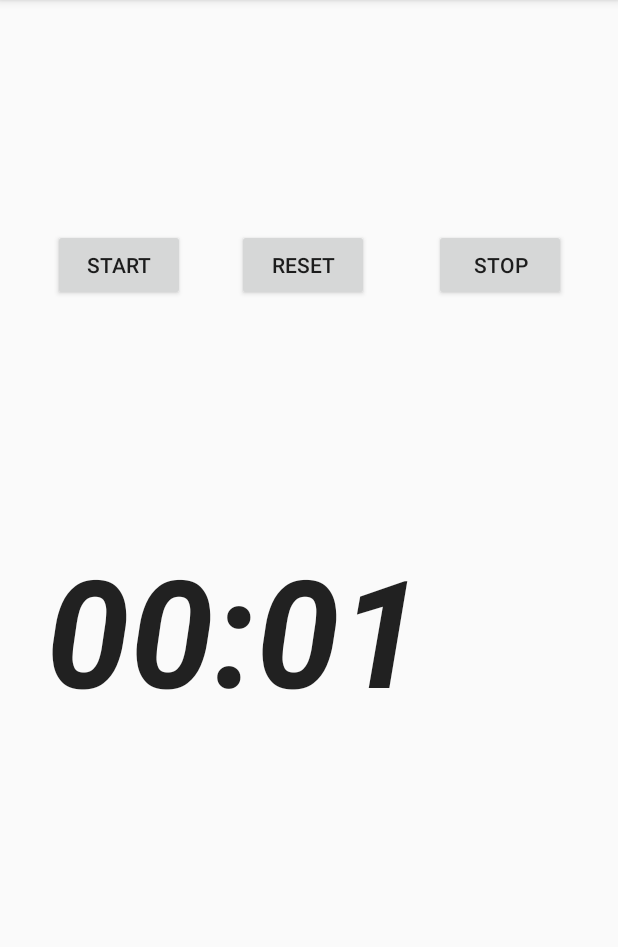
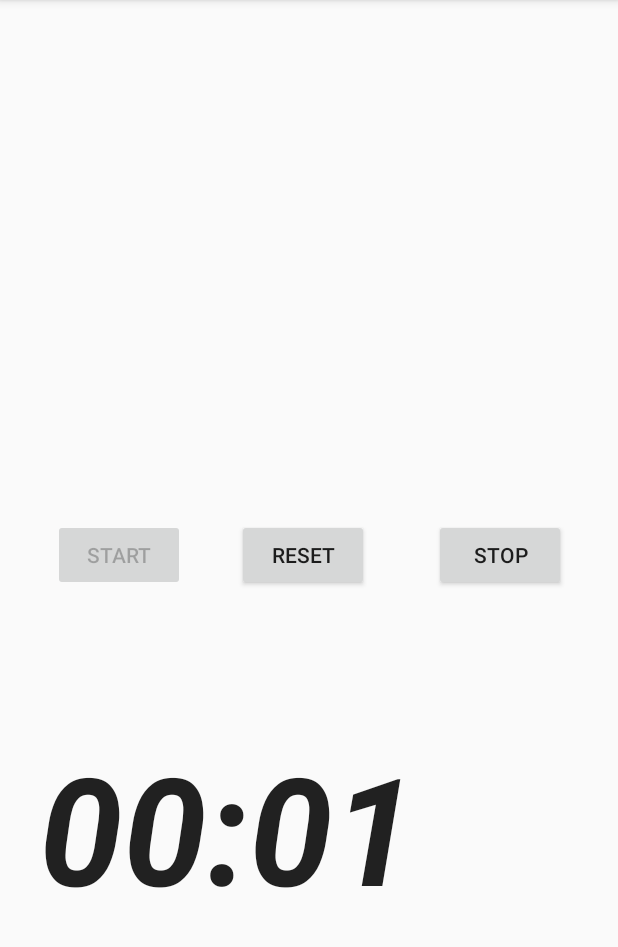
Before and after one commit to zignatious/STOPWATCH, an Android app: the screen it shows after launch (MainActivity), after a tap on "START", on a phone screen of 412 x 824 dp, the part 84-1031 px from its top. Run offline under Robolectric (Android 15) with nearby library versions, the phone set to English and light mode, and no system bars.

```diff
--- a/app/src/main/java/com/example/myapplication/MainActivity.java
+++ b/app/src/main/java/com/example/myapplication/MainActivity.java
@@ -1,6 +1,4 @@
 package com.example.myapplication;
-
-import androidx.appcompat.app.AppCompatActivity;
 
 import android.os.Bundle;
 import android.os.SystemClock;
@@ -9,15 +7,23 @@ import android.view.View;
 import android.widget.Button;
 import android.widget.Chronometer;
 
+import androidx.annotation.NonNull;
+import androidx.appcompat.app.AppCompatActivity;
+
 public class MainActivity extends AppCompatActivity {
 
     public static final String TAG = MainActivity.class.getSimpleName();
-
+    public static final String KEY_CHRONOMETER_BASE = "chronometer base";
+    public static final String KEY_CHRONOMETER_ON = "chronometer on";
+    public static final String KEY_CHRONOMETER_NICE = "chronometer real time";
     private Button start;
     private Button stop;
     private Button reset;
     private Chronometer timer;
     private long base = 0;
+    private int isRunning;
+
+
 
     @Override
     protected void onCreate(Bundle savedInstanceState) {
@@ -26,22 +32,55 @@ public class MainActivity extends AppCompatActivity {
         wireWidgets();
         setListeners();
         Log.d(TAG, "onCreate: ");
+
+        if (savedInstanceState != null) {
+            timer.setBase(savedInstanceState.getLong(KEY_CHRONOMETER_BASE));
+            //if (savedInstanceState.getInt(KEY_CHRONOMETER_ON) == 1)
+
+                timer.start();
+        }
+//        else{
+//            base = savedInstanceState.getLong(KEY_CHRONOMETER_NICE);
+//            timer.setBase(savedInstanceState.getLong(KEY_CHRONOMETER_NICE) + SystemClock.elapsedRealtime());
+//        }
+
+
+        // if the savedInstanceState isn't null
+        //pull out the value of the base that we saved from the bundle
+        //set the chronometer's base to that value
+        //start the chronometer
+        // next functionality would be to also store in the bundle
+        //whether it was running or stopped to decide if you should
+        //start it or not in onCreate
+
     }
 
     private void setListeners() {
         start.setOnClickListener(new View.OnClickListener() {
             @Override
             public void onClick(View view) {
+                isRunning = 1;
                 timer.setBase(SystemClock.elapsedRealtime() + base);
                 timer.start();
+                start.setEnabled(false);
+                reset.setEnabled(true);
+                stop.setEnabled(true);
+
+
             }
         });
+
 
         stop.setOnClickListener(new View.OnClickListener() {
             @Override
             public void onClick(View view) {
+                isRunning = 0;
                 base = timer.getBase() - SystemClock.elapsedRealtime();
                 timer.stop();
+                start.setEnabled(true);
+                reset.setEnabled(true);
+                stop.setEnabled(false);
+
             }
         });
 
@@ -50,6 +89,10 @@ public class MainActivity extends AppCompatActivity {
             public void onClick(View view) {
                 timer.setBase(SystemClock.elapsedRealtime());
                 base = 0;
+                start.setEnabled(true);
+                reset.setEnabled(true);
+                stop.setEnabled(true);
+
             }
         });
     }
@@ -95,4 +138,18 @@ public class MainActivity extends AppCompatActivity {
         super.onDestroy();
         Log.d(TAG, "onDestroy: ");
     }
+
+
+    @Override
+    protected void onSaveInstanceState(@NonNull Bundle outState) {
+        super.onSaveInstanceState(outState);
+        base = timer.getBase() - SystemClock.elapsedRealtime();
+        outState.putLong(KEY_CHRONOMETER_BASE, SystemClock.elapsedRealtime() + base);
+        outState.putInt(KEY_CHRONOMETER_ON, isRunning);
+        outState.putLong(KEY_CHRONOMETER_NICE, base);
+
+
+
+
     }
+}
--- a/app/src/main/res/layout/activity_main.xml
+++ b/app/src/main/res/layout/activity_main.xml
@@ -13,11 +13,12 @@
         android:layout_height="195dp"
         android:layout_marginStart="8dp"
         android:layout_marginEnd="8dp"
-        android:layout_marginBottom="220dp"
+        android:layout_marginBottom="88dp"
         android:textSize="100sp"
         android:textStyle="bold|italic"
         app:layout_constraintBottom_toBottomOf="parent"
         app:layout_constraintEnd_toEndOf="parent"
+        app:layout_constraintHorizontal_bias="0.409"
         app:layout_constraintStart_toStartOf="parent" />
 
     <Button
@@ -31,7 +32,8 @@
         app:layout_constraintEnd_toStartOf="@+id/button_main_reset"
         app:layout_constraintHorizontal_bias="0.5"
         app:layout_constraintStart_toStartOf="parent"
-        app:layout_constraintTop_toTopOf="parent" />
+        app:layout_constraintTop_toTopOf="parent"
+        app:layout_constraintVertical_bias="0.804" />
 
     <Button
         android:id="@+id/button_main_reset"
@@ -46,7 +48,8 @@
         app:layout_constraintEnd_toStartOf="@+id/button_main_stop"
         app:layout_constraintHorizontal_bias="0.5"
         app:layout_constraintStart_toEndOf="@+id/button_main_start"
-        app:layout_constraintTop_toTopOf="parent" />
+        app:layout_constraintTop_toTopOf="parent"
+        app:layout_constraintVertical_bias="0.804" />
 
     <Button
         android:id="@+id/button_main_stop"
@@ -59,6 +62,7 @@
         app:layout_constraintEnd_toEndOf="parent"
         app:layout_constraintHorizontal_bias="0.5"
         app:layout_constraintStart_toEndOf="@+id/button_main_reset"
-        app:layout_constraintTop_toTopOf="parent" />
+        app:layout_constraintTop_toTopOf="parent"
+        app:layout_constraintVertical_bias="0.804" />
 
 </androidx.constraintlayout.widget.ConstraintLayout>
```
Lines whose indentation alone changed are shown as unchanged.
